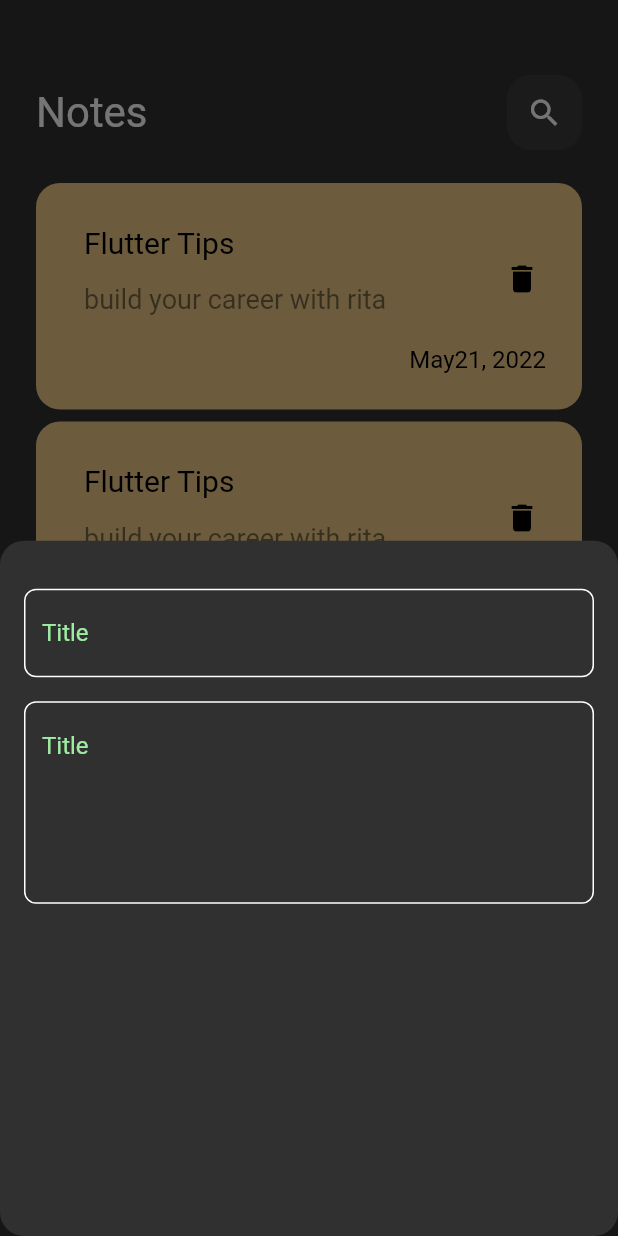
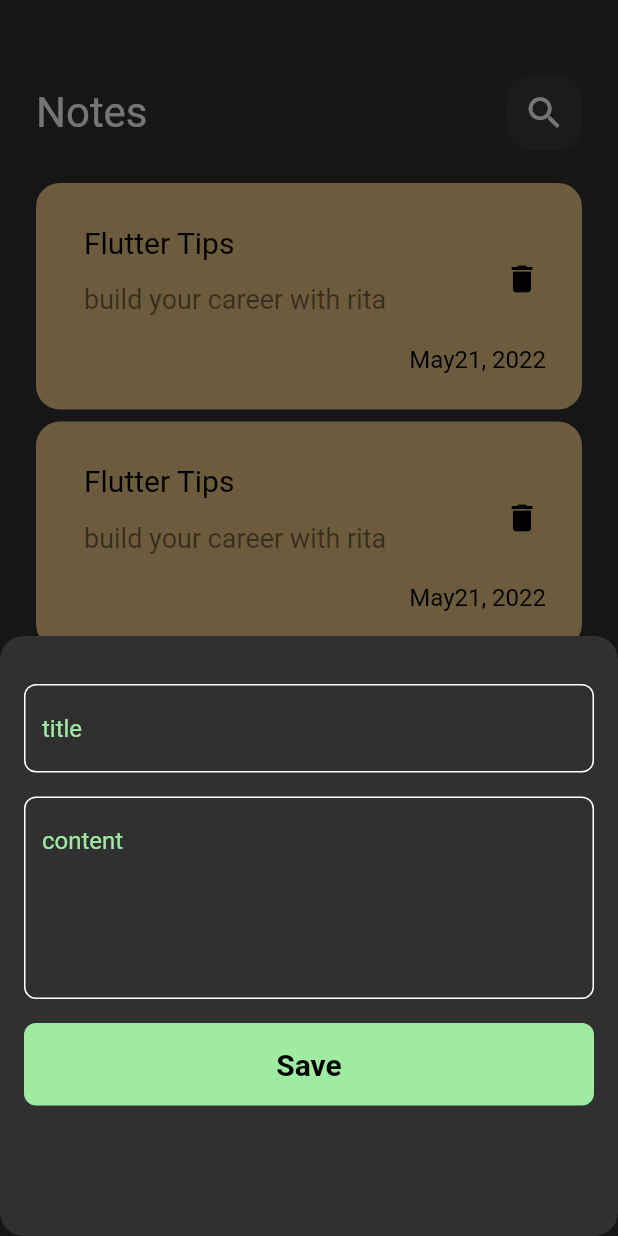
Before and after one commit to Rita-Gabriel/note_app, a Flutter app: the screen it shows after launch, after a tap on the "add" icon, on a phone screen of 412 x 824 dp. Run offline on Flutter 3.47's test engine with Material 2 defaults, Android fonts, the phone set to English and light mode, and no system bars.

Commit message:
ui done.

```diff
--- a/lib/main.dart
+++ b/lib/main.dart
@@ -10,6 +10,7 @@ class NotesApp extends StatelessWidget {
   @override
   Widget build(BuildContext context) {
     return MaterialApp(
+      debugShowCheckedModeBanner: false,
       theme: ThemeData(brightness: Brightness.dark),
       home: const NoteViews(),
     );
--- a/lib/widgets/add_note_button_sheet.dart
+++ b/lib/widgets/add_note_button_sheet.dart
@@ -1,5 +1,8 @@
 import 'package:flutter/material.dart';
+import 'package:noteapp/widgets/constans.dart';
 import 'package:noteapp/widgets/coustem_text_field.dart';
+
+import 'coustem_button.dart';
 
 class AddNoteSheet extends StatelessWidget {
   const AddNoteSheet({super.key});
@@ -8,18 +11,30 @@ class AddNoteSheet extends StatelessWidget {
   Widget build(BuildContext context) {
     return Padding(
       padding: const EdgeInsets.symmetric(horizontal: 16),
+      child: Container(
+        height: 400,
+        child: SingleChildScrollView(
           child: Column(
-    children:const [
-      SizedBox(height: 32,),
+            children: const [
+              SizedBox(
+                height: 32,
+              ),
               CoustemTextField(
                 hint: 'title',
               ),
-      SizedBox(height: 16,),
+              SizedBox(
+                height: 16,
+              ),
               CoustemTextField(
                 hint: 'content',
                 maxlines: 5,
               ),
+              SizedBox(height: 16,),
+              CoustemButton(),
+              SizedBox(height: 16,)
             ],
+          ),
+        ),
       ),
     );
   }
--- a/lib/widgets/coustem_app_bar.dart
+++ b/lib/widgets/coustem_app_bar.dart
@@ -3,15 +3,17 @@ import 'package:flutter/material.dart';
 import 'coustem_icon.dart';
 
 class CoustomAppBar extends StatelessWidget {
-  const CoustomAppBar({super.key});
-
+  const CoustomAppBar({super.key, required this.title, required this.icon});
+final String title;
+final IconData icon;
   @override
   Widget build(BuildContext context) {
     return Row(
-      children: [
-        Text('Notes',style: TextStyle(fontSize: 28),),
+      children:  [
+
+        Text(title,style:const TextStyle(fontSize: 28),),
         Spacer(),
-        CoustemSerachIcon(),
+        CoustemSerachIcon(icon: icon ,),
       ],
     );
   }
--- /dev/null
+++ b/lib/widgets/coustem_button.dart
@@ -0,0 +1,29 @@
+
+import 'package:flutter/material.dart';
+
+import 'constans.dart';
+
+
+
+class CoustemButton extends StatelessWidget {
+  const CoustemButton({super.key});
+
+  @override
+  Widget build(BuildContext context) {
+    return Container(
+      width: MediaQuery.of(context).size.width,
+      height: 55,
+      decoration: BoxDecoration(
+          color: Kpraymarycolor, borderRadius: BorderRadius.circular(8)),
+      child: const Center(
+        child: Text(
+          'Save',
+          style: TextStyle(
+              color: Colors.black,
+               fontWeight: FontWeight.bold,
+               fontSize: 20),
+        ),
+      ),
+    );
+  }
+}
--- a/lib/widgets/coustem_icon.dart
+++ b/lib/widgets/coustem_icon.dart
@@ -1,17 +1,20 @@
 import 'package:flutter/material.dart';
 
 class CoustemSerachIcon extends StatelessWidget {
-  const CoustemSerachIcon({super.key});
-
+  const CoustemSerachIcon({super.key, required this.icon});
+  final IconData icon;
   @override
   Widget build(BuildContext context) {
     return Container(
       height: 50,
       width: 50,
-
-      decoration: BoxDecoration( color: Colors.white.withOpacity(0.05),borderRadius:  BorderRadius.circular(16)),
-      child:const Center(child: Icon(Icons.search),),
-
+      decoration: BoxDecoration(
+          color: Colors.white.withOpacity(0.05),
+          borderRadius: BorderRadius.circular(16)),
+      child:  IconButton(
+        onPressed: () {},
+        icon: Icon(icon,size: 28,),
+      ),
     );
   }
 }
--- a/lib/widgets/coustem_note_item.dart
+++ b/lib/widgets/coustem_note_item.dart
@@ -1,4 +1,5 @@
 import 'package:flutter/material.dart';
+import 'package:noteapp/widgets/edit_note_view.dart';
 
 
 class NoteItem extends StatelessWidget {
@@ -6,7 +7,13 @@ class NoteItem extends StatelessWidget {
 
   @override
   Widget build(BuildContext context) {
-    return Container(
+    return GestureDetector(
+      onTap: () {
+        Navigator.push(context, MaterialPageRoute(builder: (context){
+          return const EditNoteview();
+        }),);
+      },
+      child: Container(
         padding:const EdgeInsets.only(top: 24,bottom: 24,left: 16),
         decoration: BoxDecoration(
           color: Color.fromARGB(255, 235, 200, 134),
@@ -39,6 +46,7 @@ class NoteItem extends StatelessWidget {
             ),
           ),
         ]),
+      ),
     );
   }
 }
--- a/lib/widgets/coustem_text_field.dart
+++ b/lib/widgets/coustem_text_field.dart
@@ -13,7 +13,7 @@ final int maxlines;
       cursorColor: Kpraymarycolor,
       maxLines: maxlines,
       decoration: InputDecoration(
-        hintText: 'Title',
+        hintText: hint,
         hintStyle:const TextStyle(color: Kpraymarycolor),
           border: buildBorder(),
           enabledBorder: buildBorder(),
--- a/lib/widgets/note_view_body.dart
+++ b/lib/widgets/note_view_body.dart
@@ -14,7 +14,7 @@ class NoteViewsBody extends StatelessWidget {
       child: Column(
         children: const [
           SizedBox(height:50 ,),
-              const CoustomAppBar(),
+              const CoustomAppBar(title: 'Notes',icon: Icons.search,),
        Expanded(child: NotesListView()) ,
         ],
       ),
```
Also changed, not shown: lib/widgets/edit_note_view.dart (added, +17 -0 lines), lib/widgets/edit_note_view_body.dart (added, +27 -0 lines). Lines whose indentation alone changed are shown as unchanged.
